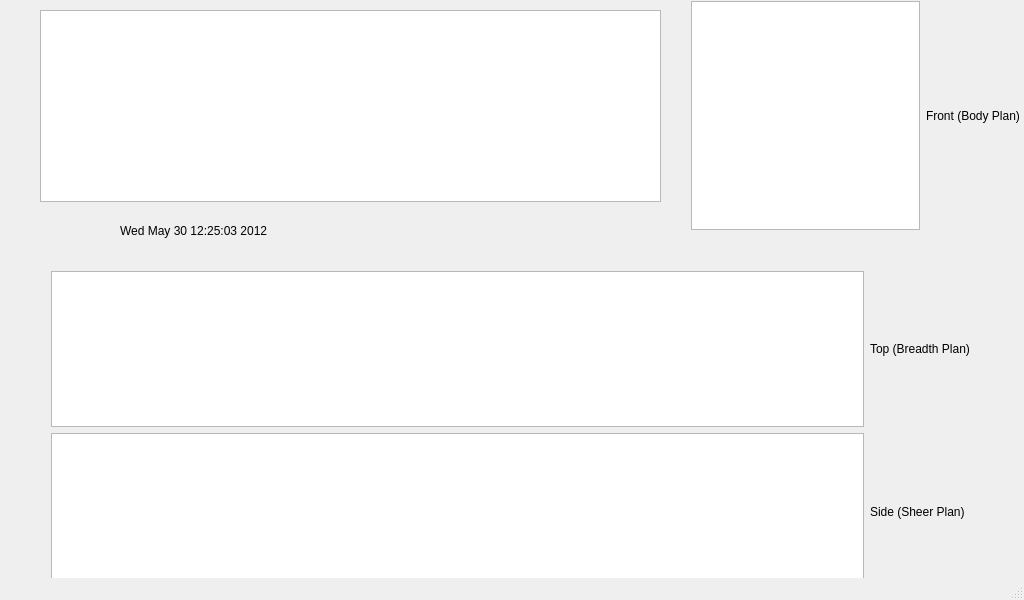
Qt form hull_plotter/hull_plotter/hullplotter.ui (Manik7/boat-hull-optimizer) before a commit.
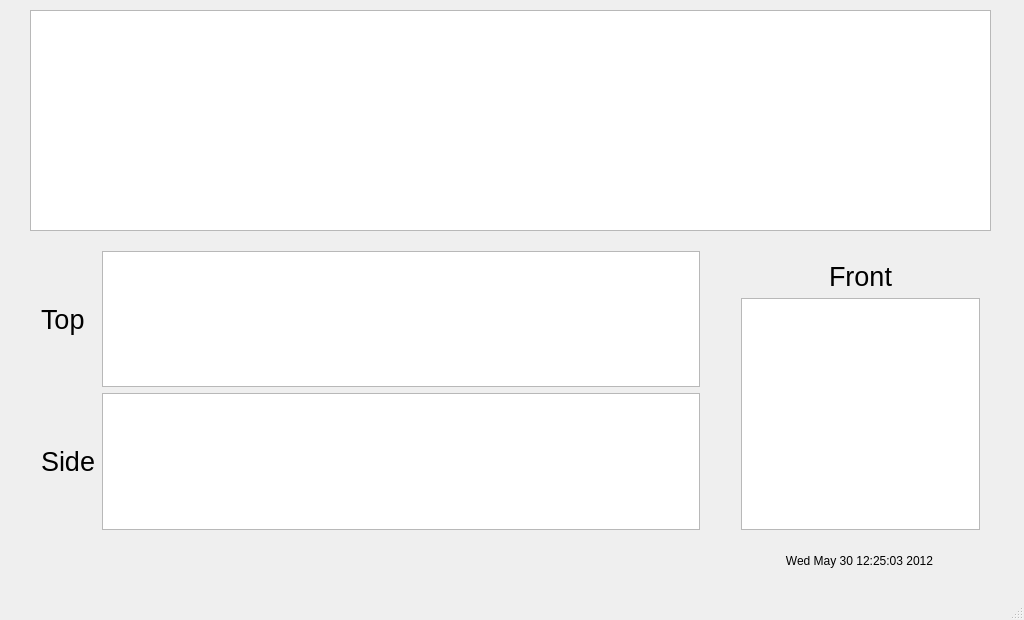
The same form after that commit.

Commit message: improved the layout of the GUI and fixed the textfile output so it looks better when loeded into the GUI

The edit to the form file:
```diff
--- a/hull_plotter/hull_plotter/hullplotter.ui
+++ b/hull_plotter/hull_plotter/hullplotter.ui
@@ -7,90 +7,114 @@
     <x>0</x>
     <y>0</y>
     <width>1024</width>
-    <height>600</height>
+    <height>620</height>
    </rect>
   </property>
   <property name="windowTitle">
    <string>HullPlotter</string>
   </property>
   <widget class="QWidget" name="centralWidget">
-   <widget class="QLabel" name="time_label">
-    <property name="geometry">
-     <rect>
-      <x>120</x>
-      <y>220</y>
-      <width>211</width>
-      <height>21</height>
-     </rect>
-    </property>
-    <property name="text">
-     <string>Wed May 30 12:25:03 2012</string>
-    </property>
-   </widget>
    <widget class="QWidget" name="layoutWidget">
     <property name="geometry">
      <rect>
-      <x>680</x>
-      <y>-10</y>
-      <width>351</width>
-      <height>251</height>
-     </rect>
-    </property>
-    <layout class="QHBoxLayout" name="horizontalLayout_3">
-     <item>
-      <widget class="QGraphicsView" name="body_GraphicsView"/>
-     </item>
-     <item>
-      <widget class="QLabel" name="label_3">
-       <property name="text">
-        <string>Front (Body Plan)</string>
-       </property>
-      </widget>
-     </item>
-    </layout>
-   </widget>
-   <widget class="QWidget" name="layoutWidget">
-    <property name="geometry">
-     <rect>
-      <x>40</x>
-      <y>260</y>
-      <width>941</width>
-      <height>341</height>
+      <x>30</x>
+      <y>240</y>
+      <width>681</width>
+      <height>301</height>
      </rect>
     </property>
     <layout class="QGridLayout" name="gridLayout_2">
-     <item row="0" column="0">
-      <widget class="QGraphicsView" name="breadth_GraphicsView"/>
-     </item>
-     <item row="0" column="1">
-      <widget class="QLabel" name="label">
-       <property name="text">
-        <string>Top (Breadth Plan)</string>
-       </property>
-      </widget>
-     </item>
      <item row="1" column="0">
-      <widget class="QGraphicsView" name="sheer_GraphicsView"/>
-     </item>
-     <item row="1" column="1">
       <widget class="QLabel" name="label_2">
+       <property name="font">
+        <font>
+         <pointsize>20</pointsize>
+        </font>
+       </property>
        <property name="text">
-        <string>Side (Sheer Plan)</string>
+        <string>Side</string>
        </property>
       </widget>
      </item>
+     <item row="1" column="1">
+      <widget class="QGraphicsView" name="sheer_GraphicsView"/>
+     </item>
+     <item row="0" column="0">
+      <widget class="QLabel" name="label">
+       <property name="font">
+        <font>
+         <pointsize>20</pointsize>
+        </font>
+       </property>
+       <property name="text">
+        <string>Top </string>
+       </property>
+      </widget>
+     </item>
+     <item row="0" column="1">
+      <widget class="QGraphicsView" name="breadth_GraphicsView"/>
+     </item>
     </layout>
    </widget>
    <widget class="QTextBrowser" name="textBrowser">
     <property name="geometry">
      <rect>
-      <x>40</x>
+      <x>30</x>
       <y>10</y>
-      <width>621</width>
-      <height>192</height>
+      <width>961</width>
+      <height>221</height>
      </rect>
     </property>
    </widget>
+   <widget class="QWidget" name="layoutWidget">
+    <property name="geometry">
+     <rect>
+      <x>730</x>
+      <y>250</y>
+      <width>261</width>
+      <height>291</height>
+     </rect>
+    </property>
+    <layout class="QVBoxLayout" name="verticalLayout">
+     <item>
+      <widget class="QLabel" name="label_3">
+       <property name="font">
+        <font>
+         <pointsize>20</pointsize>
+        </font>
+       </property>
+       <property name="layoutDirection">
+        <enum>Qt::LeftToRight</enum>
+       </property>
+       <property name="text">
+        <string>Front</string>
+       </property>
+       <property name="alignment">
+        <set>Qt::AlignCenter</set>
+       </property>
+      </widget>
+     </item>
+     <item>
+      <widget class="QGraphicsView" name="body_GraphicsView"/>
+     </item>
+    </layout>
+   </widget>
+   <widget class="QLabel" name="time_label">
+    <property name="geometry">
+     <rect>
+      <x>730</x>
+      <y>550</y>
+      <width>259</width>
+      <height>21</height>
+     </rect>
+    </property>
+    <property name="text">
+     <string>Wed May 30 12:25:03 2012</string>
+    </property>
+    <property name="alignment">
+     <set>Qt::AlignCenter</set>
+    </property>
+   </widget>
   </widget>
   <widget class="QStatusBar" name="statusBar"/>
   <widget class="QMenuBar" name="menuBar">
```
The commit also changes 3 other files.
